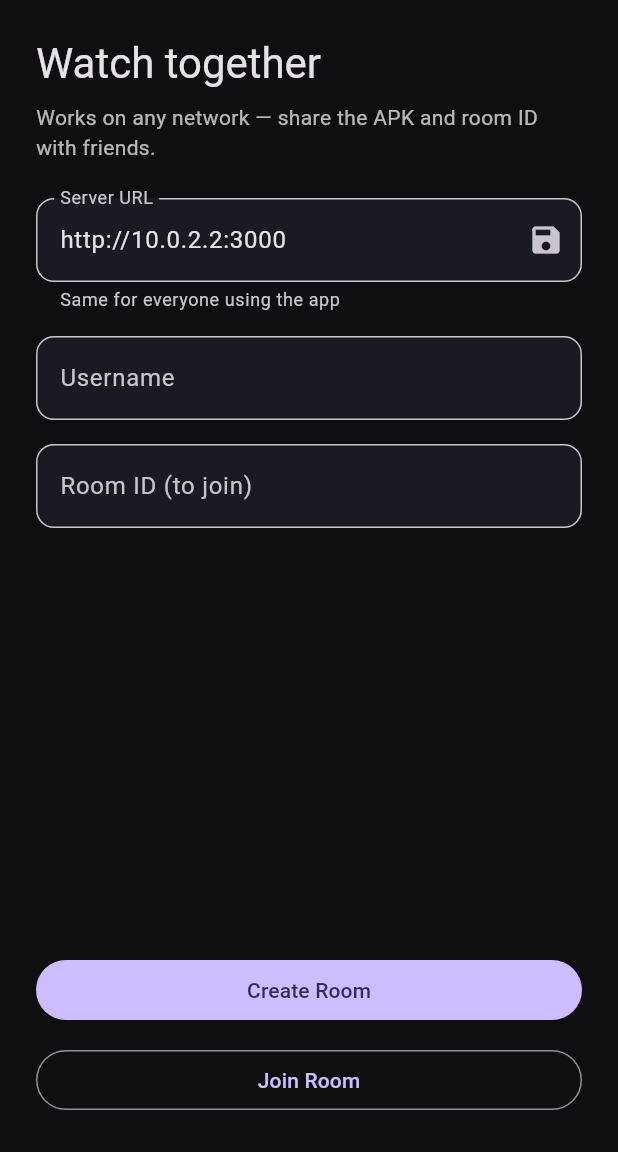
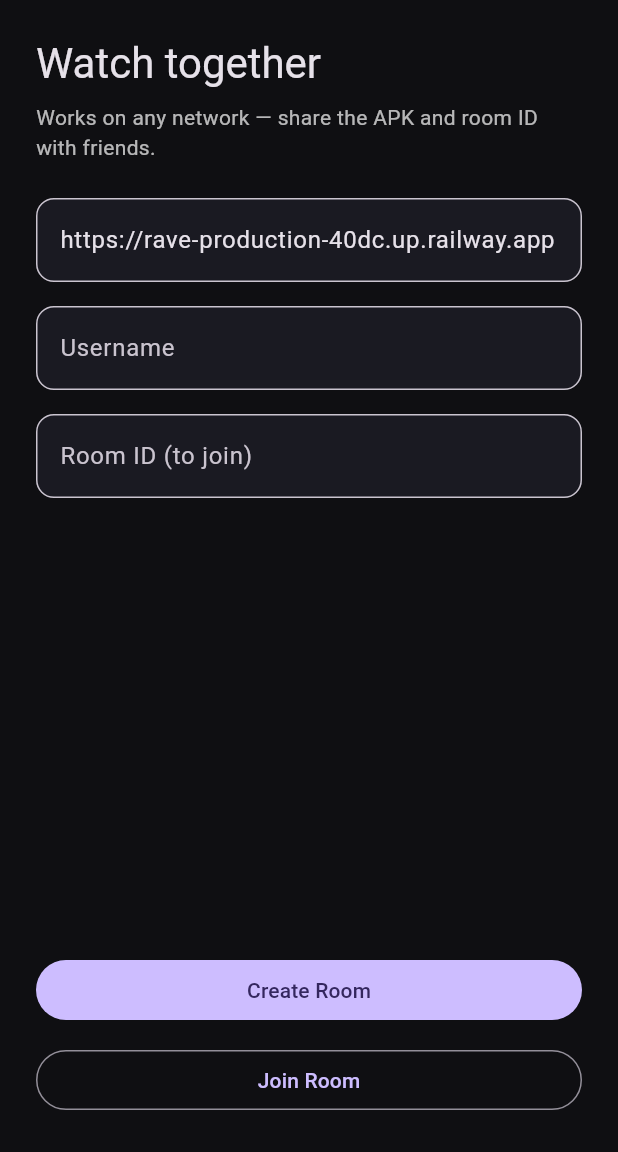
Before and after one commit to Ashutosh980/rave, a Flutter app: the screen it shows after launch, on a phone screen of 412 x 824 dp, the part 84-1236 px from its top. Run offline on Flutter 3.47's test engine with Material 3 defaults, Android fonts, the phone set to English and light mode, and no system bars; our stand-ins replace file_picker, flutter_riverpod, share_plus, shared_preferences, socket_io_client; missing offline and left inert: media_kit, media_kit_video.

Commit message:
Update emulator default URL and make server URL field read-only in home screen. The emulator fallback is now set to a production URL, and the server URL input field has been modified to prevent user edits.

```diff
--- a/mobile/lib/core/config/app_config.dart
+++ b/mobile/lib/core/config/app_config.dart
@@ -10,7 +10,8 @@ class AppConfig {
   static const String prefsServerUrlKey = 'server_url';
 
   /// Emulator fallback when nothing is configured.
-  static const String emulatorDefault = 'http://10.0.2.2:3000';
+  static const String emulatorDefault = 'https://rave-production-40dc.up.railway.app';
+  //'http://10.0.2.2:3000';
 
   /// Resync participant playback when drift exceeds this threshold.
   static const int driftThresholdMs = 500;
--- a/mobile/lib/features/room/presentation/home_screen.dart
+++ b/mobile/lib/features/room/presentation/home_screen.dart
@@ -137,19 +137,20 @@ class _HomeScreenState extends ConsumerState<HomeScreen> {
               const SizedBox(height: 24),
               TextField(
                 controller: _serverUrlController,
-                decoration: InputDecoration(
-                  labelText: 'Server URL',
-                  hintText: serverConfig.maybeWhen(
-                    data: (url) => url,
-                    orElse: () => 'https://your-server.com',
-                  ),
-                  helperText: 'Same for everyone using the app',
-                  suffixIcon: IconButton(
-                    icon: const Icon(Icons.save),
-                    onPressed: _saveServerUrl,
-                    tooltip: 'Save server URL',
-                  ),
-                ),
+                readOnly: true,
+                // decoration: InputDecoration(
+                //   labelText: 'Server URL',
+                //   hintText: serverConfig.maybeWhen(
+                //     data: (url) => url,
+                //     orElse: () => 'https://your-server.com',
+                //   ),
+                //   helperText: 'Same for everyone using the app',
+                //   suffixIcon: IconButton(
+                //     icon: const Icon(Icons.save),
+                //     onPressed: _saveServerUrl,
+                //     tooltip: 'Save server URL',
+                //   ),
+                // ),
                 keyboardType: TextInputType.url,
                 textInputAction: TextInputAction.next,
               ),
```
